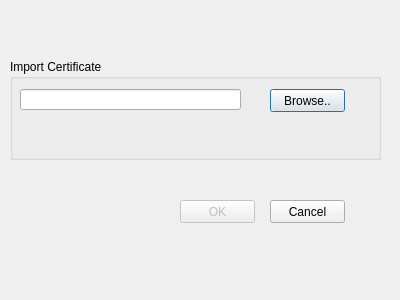
stacywaturi/Design1, file import.ui: the form before one commit.
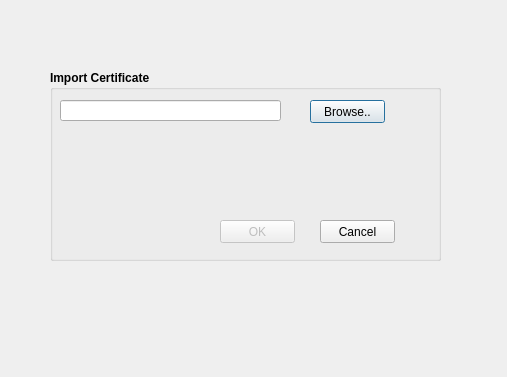
The form after the commit.

Diff of the .ui file:
```diff
--- a/import.ui
+++ b/import.ui
@@ -6,8 +6,8 @@
    <rect>
     <x>0</x>
     <y>0</y>
-    <width>400</width>
-    <height>300</height>
+    <width>507</width>
+    <height>377</height>
    </rect>
   </property>
   <property name="windowTitle">
@@ -16,12 +16,18 @@
   <widget class="QGroupBox" name="groupBox">
    <property name="geometry">
     <rect>
-     <x>10</x>
-     <y>59</y>
-     <width>371</width>
-     <height>101</height>
+     <x>50</x>
+     <y>70</y>
+     <width>391</width>
+     <height>191</height>
     </rect>
    </property>
+   <property name="font">
+    <font>
+     <weight>75</weight>
+     <bold>true</bold>
+    </font>
+   </property>
    <property name="title">
     <string>Import Certificate</string>
    </property>
@@ -34,6 +40,12 @@
       <height>23</height>
      </rect>
     </property>
+    <property name="font">
+     <font>
+      <weight>50</weight>
+      <bold>false</bold>
+     </font>
+    </property>
     <property name="text">
      <string>Browse..</string>
     </property>
@@ -47,13 +59,19 @@
       <height>21</height>
      </rect>
     </property>
+    <property name="font">
+     <font>
+      <weight>50</weight>
+      <bold>false</bold>
+     </font>
+    </property>
    </widget>
   </widget>
   <widget class="QPushButton" name="cancelImprt_Btn">
    <property name="geometry">
     <rect>
-     <x>270</x>
-     <y>200</y>
+     <x>320</x>
+     <y>220</y>
      <width>75</width>
      <height>23</height>
     </rect>
@@ -68,8 +86,8 @@
    </property>
    <property name="geometry">
     <rect>
-     <x>180</x>
-     <y>200</y>
+     <x>220</x>
+     <y>220</y>
      <width>75</width>
      <height>23</height>
     </rect>
```
